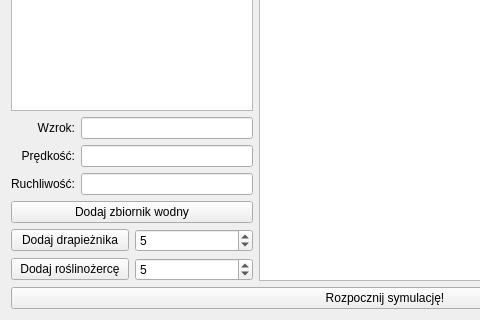
The window that src/TrueLife/View/creatorwidget.ui (ppawel11/True-Life) describes before a commit, drawn with Qt 5; both pictures show x 0 to 480 and y 222 to 542 of the 770 by 542 pixel window.
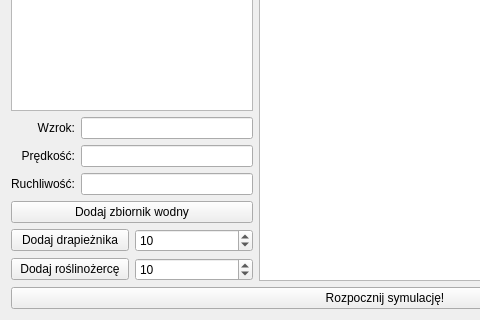
The same window after the commit.

```diff
--- a/src/TrueLife/View/creatorwidget.ui
+++ b/src/TrueLife/View/creatorwidget.ui
@@ -103,7 +103,7 @@
         <number>1</number>
        </property>
        <property name="value">
-        <number>5</number>
+        <number>10</number>
        </property>
       </widget>
      </item>
@@ -120,7 +120,7 @@
         <number>1</number>
        </property>
        <property name="value">
-        <number>5</number>
+        <number>10</number>
        </property>
       </widget>
      </item>
```
